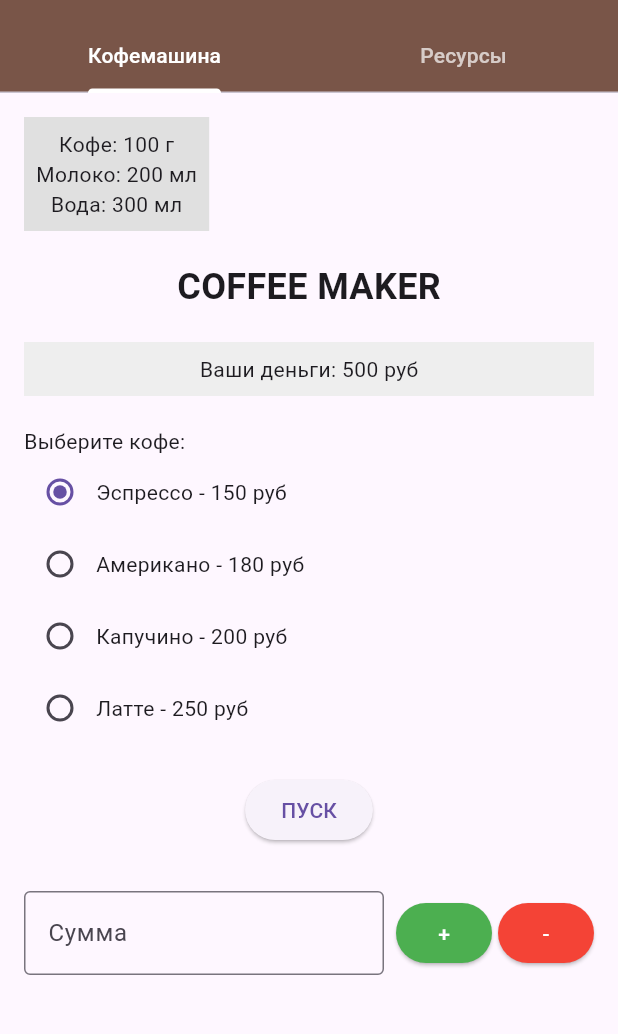
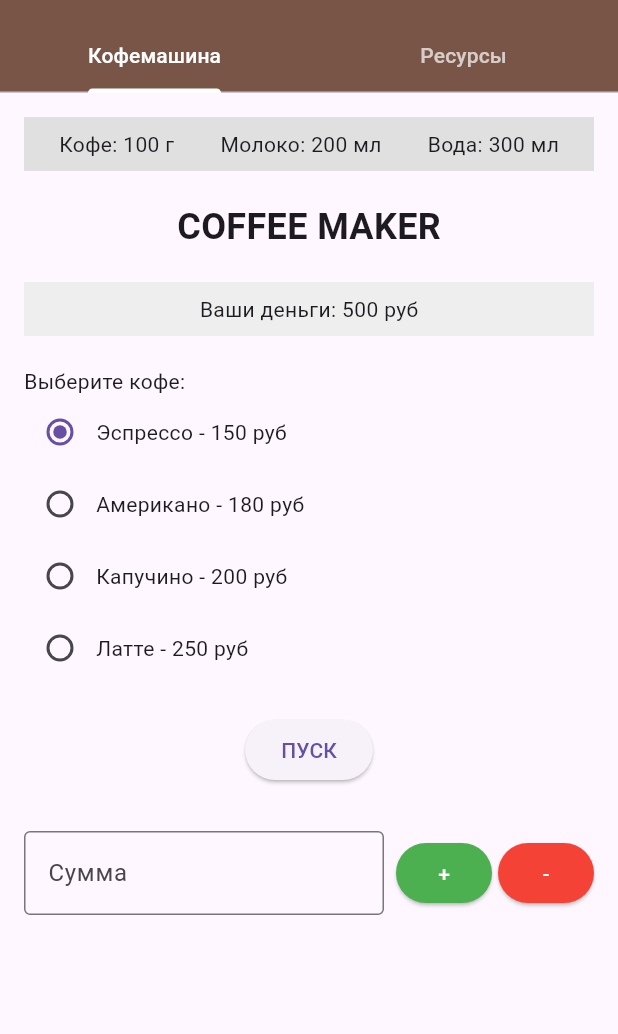
Before and after one commit to stanislavski03/PI2303_DEGTYAR, a Flutter app: the screen it shows after launch, on a phone screen of 412 x 824 dp, the part 63-1097 px from its top. Run offline on Flutter 3.47's test engine with Material 3 defaults, Android fonts, the phone set to English and light mode, and no system bars.

Commit message:
lab12 7th commit
ADD:
resource_display.dart - сюда вынес ресурсы отдельно

MODIFIED:
в экран кофемашины вывел ресурсы из виджета

```diff
--- a/coffee_machine_app/lib/screens/coffee_machine_screen.dart
+++ b/coffee_machine_app/lib/screens/coffee_machine_screen.dart
@@ -3,6 +3,7 @@ import '../app_state.dart';
 import '../models/Enums.dart';
 import '../models/ICoffee.dart';
 import '../services/NotificationService.dart';
+import '../widgets/resource_display.dart';
 
 class CoffeeMachineScreen extends StatefulWidget {
   const CoffeeMachineScreen({super.key});
@@ -96,17 +97,10 @@ class _CoffeeMachineScreenState extends State<CoffeeMachineScreen> {
             child: Column(
               crossAxisAlignment: CrossAxisAlignment.start,
               children: [
-                Container(
-                  padding: const EdgeInsets.all(8),
-                  color: Colors.grey[300],
-                  child: Column(
-                    mainAxisAlignment: MainAxisAlignment.spaceAround,
-                    children: [
-                      Text('Кофе: ${_appState.resources.coffeeBeans} г'),
-                      Text('Молоко: ${_appState.resources.milk} мл'),
-                      Text('Вода: ${_appState.resources.water} мл'),
-                    ],
-                  ),
+                ResourceDisplay(
+                  coffeeBeans: _appState.resources.coffeeBeans,
+                  milk: _appState.resources.milk,
+                  water: _appState.resources.water,
                 ),
 
                 const SizedBox(height: 20),
--- /dev/null
+++ b/coffee_machine_app/lib/widgets/resource_display.dart
@@ -0,0 +1,30 @@
+import 'package:flutter/material.dart';
+
+class ResourceDisplay extends StatelessWidget {
+  final int coffeeBeans;
+  final int milk;
+  final int water;
+
+  const ResourceDisplay({
+    super.key,
+    required this.coffeeBeans,
+    required this.milk,
+    required this.water,
+  });
+
+  @override
+  Widget build(BuildContext context) {
+    return Container(
+      padding: const EdgeInsets.all(8),
+      color: Colors.grey[300],
+      child: Row(
+        mainAxisAlignment: MainAxisAlignment.spaceAround,
+        children: [
+          Text('Кофе: $coffeeBeans г'),
+          Text('Молоко: $milk мл'),
+          Text('Вода: $water мл'),
+        ],
+      ),
+    );
+  }
+}
```
